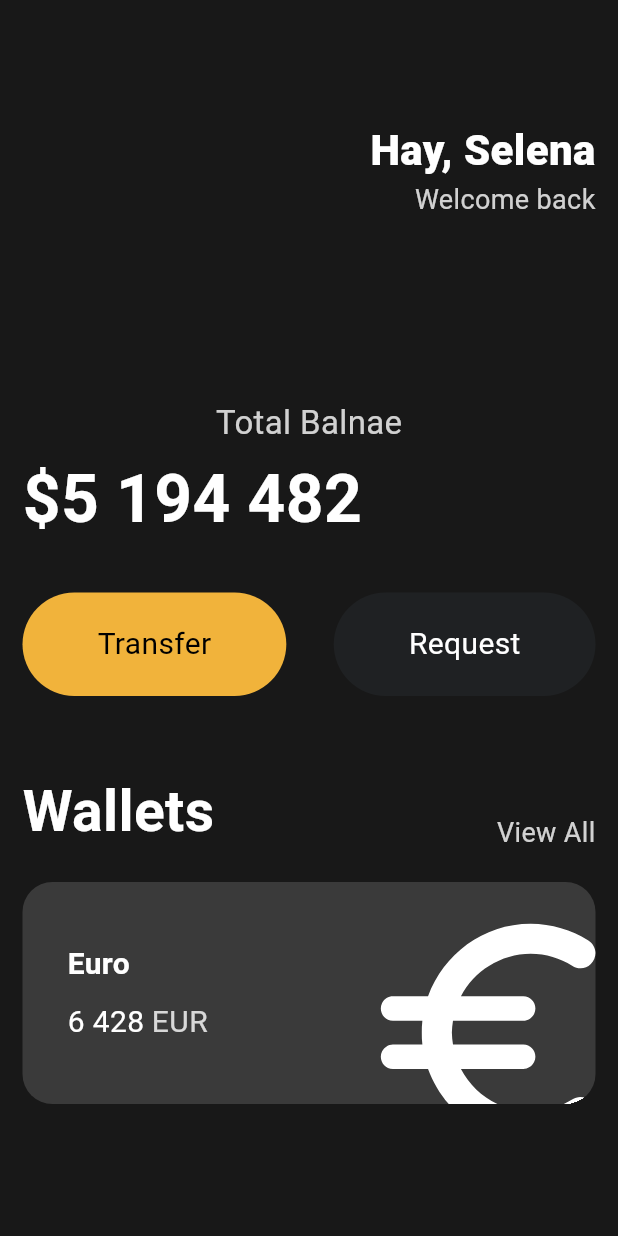
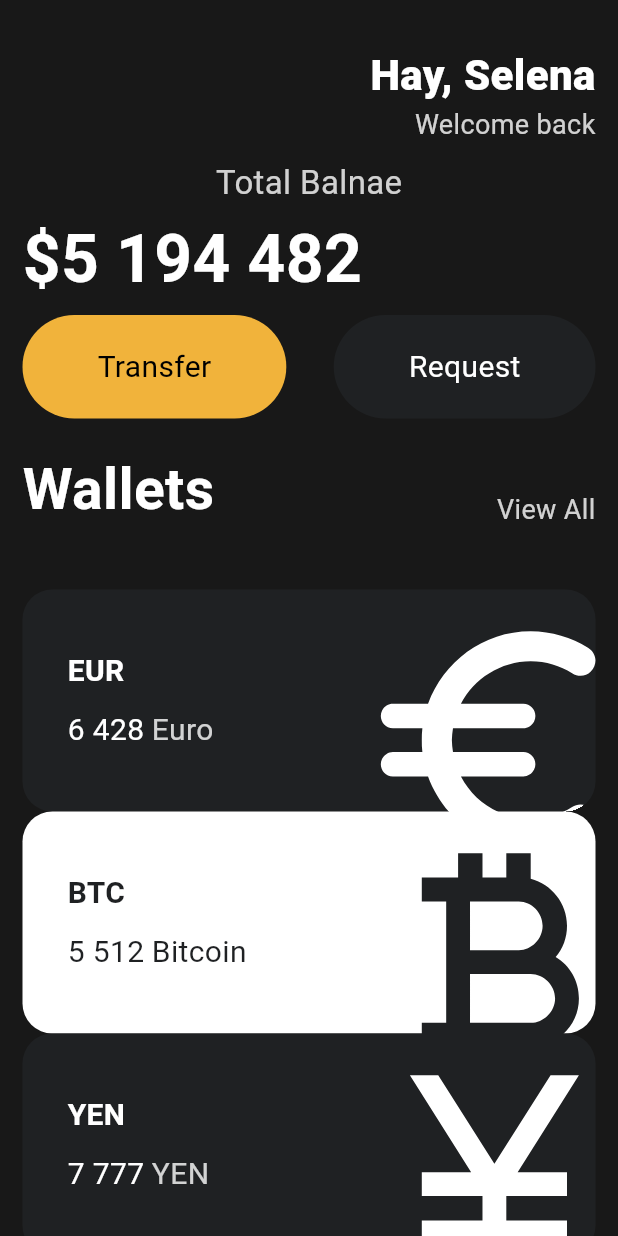
Before and after one commit to maskelog/Flutter_App, a Flutter app: the screen it shows after launch, on a phone screen of 412 x 824 dp. Run offline on Flutter 3.47's test engine with Material 3 defaults, Android fonts, the phone set to English and light mode, and no system bars.

Commit message:
Reusable Cards

```diff
--- a/toonweb/lib/main.dart
+++ b/toonweb/lib/main.dart
@@ -1,6 +1,7 @@
 import 'package:flutter/foundation.dart';
 import 'package:flutter/material.dart';
 import 'package:toonweb/widgets/button.dart';
+import 'package:toonweb/widgets/currency_card.dart';
 
 class Player {
   String? name;
@@ -26,7 +27,7 @@ class App extends StatelessWidget {
               crossAxisAlignment: CrossAxisAlignment.start,
               children: [
                 const SizedBox(
-                  height: 80,
+                  height: 30,
                 ),
                 Row(
                   mainAxisAlignment: MainAxisAlignment.end,
@@ -54,7 +55,7 @@ class App extends StatelessWidget {
                   ],
                 ),
                 const SizedBox(
-                  height: 120,
+                  height: 10,
                 ),
                 Center(
                   child: Text(
@@ -77,7 +78,7 @@ class App extends StatelessWidget {
                   ),
                 ),
                 const SizedBox(
-                  height: 30,
+                  height: 5,
                 ),
                 const Row(
                   mainAxisAlignment: MainAxisAlignment.spaceBetween,
@@ -93,7 +94,7 @@ class App extends StatelessWidget {
                   ],
                 ),
                 const SizedBox(
-                  height: 50,
+                  height: 20,
                 ),
                 Row(
                   crossAxisAlignment: CrossAxisAlignment.end,
@@ -117,70 +118,28 @@ class App extends StatelessWidget {
                   ],
                 ),
                 const SizedBox(
-                  height: 20,
+                  height: 40,
                 ),
-                Container(
-                  clipBehavior: Clip.hardEdge,
-                  decoration: BoxDecoration(
-                    color: const Color.fromARGB(255, 58, 58, 58),
-                    borderRadius: BorderRadius.circular(20),
-                  ),
-                  child: Padding(
-                    padding: const EdgeInsets.all(30),
-                    child: Row(
-                      mainAxisAlignment: MainAxisAlignment.spaceBetween,
-                      children: [
-                        Column(
-                          crossAxisAlignment: CrossAxisAlignment.start,
-                          children: [
-                            const Text(
-                              'Euro',
-                              style: TextStyle(
-                                color: Colors.white,
-                                fontSize: 20,
-                                fontWeight: FontWeight.w600,
-                              ),
-                            ),
-                            const SizedBox(
-                              height: 10,
-                            ),
-                            Row(
-                              children: [
-                                const Text(
-                                  '6 428',
-                                  style: TextStyle(
-                                    color: Colors.white,
-                                    fontSize: 20,
-                                  ),
-                                ),
-                                const SizedBox(
-                                  width: 5,
-                                ),
-                                Text(
-                                  'EUR',
-                                  style: TextStyle(
-                                    color: Colors.white.withOpacity(0.8),
-                                    fontSize: 20,
-                                  ),
-                                )
-                              ],
-                            ),
-                          ],
-                        ),
-                        Transform.scale(
-                          scale: 2.2,
-                          child: Transform.translate(
-                            offset: const Offset(3, 12),
-                            child: const Icon(
-                              Icons.euro_rounded,
-                              color: Colors.white,
-                              size: 88,
-                            ),
-                          ),
-                        )
-                      ],
-                    ),
-                  ),
+                const CurrenyCard(
+                  name: 'Euro',
+                  code: 'EUR',
+                  amount: '6 428',
+                  icon: Icons.euro_rounded,
+                  isInverted: false,
+                ),
+                const CurrenyCard(
+                  name: 'Bitcoin',
+                  code: 'BTC',
+                  amount: '5 512',
+                  icon: Icons.currency_bitcoin,
+                  isInverted: true,
+                ),
+                const CurrenyCard(
+                  name: 'YEN',
+                  code: 'YEN',
+                  amount: '7 777',
+                  icon: Icons.currency_yen_sharp,
+                  isInverted: false,
                 )
               ],
             ),
--- /dev/null
+++ b/toonweb/lib/widgets/currency_card.dart
@@ -0,0 +1,87 @@
+import 'package:flutter/material.dart';
+
+class CurrenyCard extends StatelessWidget {
+  final String name, code, amount;
+  final IconData icon;
+  final bool isInverted;
+
+  final _blackColor = const Color(0xFF1F2123);
+
+  const CurrenyCard({
+    super.key,
+    required this.name,
+    required this.code,
+    required this.amount,
+    required this.icon,
+    required this.isInverted,
+  });
+
+  @override
+  Widget build(BuildContext context) {
+    return Container(
+      clipBehavior: Clip.hardEdge,
+      decoration: BoxDecoration(
+        color: isInverted ? Colors.white : _blackColor,
+        borderRadius: BorderRadius.circular(20),
+      ),
+      child: Padding(
+        padding: const EdgeInsets.all(30),
+        child: Row(
+          mainAxisAlignment: MainAxisAlignment.spaceBetween,
+          children: [
+            Column(
+              crossAxisAlignment: CrossAxisAlignment.start,
+              children: [
+                Text(
+                  code,
+                  style: TextStyle(
+                    color: isInverted ? _blackColor : Colors.white,
+                    fontSize: 20,
+                    fontWeight: FontWeight.w600,
+                  ),
+                ),
+                const SizedBox(
+                  height: 10,
+                ),
+                Row(
+                  children: [
+                    Text(
+                      amount,
+                      style: TextStyle(
+                        color: isInverted ? _blackColor : Colors.white,
+                        fontSize: 20,
+                      ),
+                    ),
+                    const SizedBox(
+                      width: 5,
+                    ),
+                    Text(
+                      name,
+                      style: TextStyle(
+                        color: isInverted
+                            ? _blackColor
+                            : Colors.white.withOpacity(0.8),
+                        fontSize: 20,
+                      ),
+                    )
+                  ],
+                ),
+              ],
+            ),
+            Transform.scale(
+              scale: 2.2,
+              child: Transform.translate(
+                offset: const Offset(3, 12),
+                child: Icon(
+                  icon,
+                  color: isInverted ? _blackColor : Colors.white,
+                  size: 88,
+                ),
+              ),
+            )
+          ],
+        ),
+      ),
+    );
+  }
+}
```
